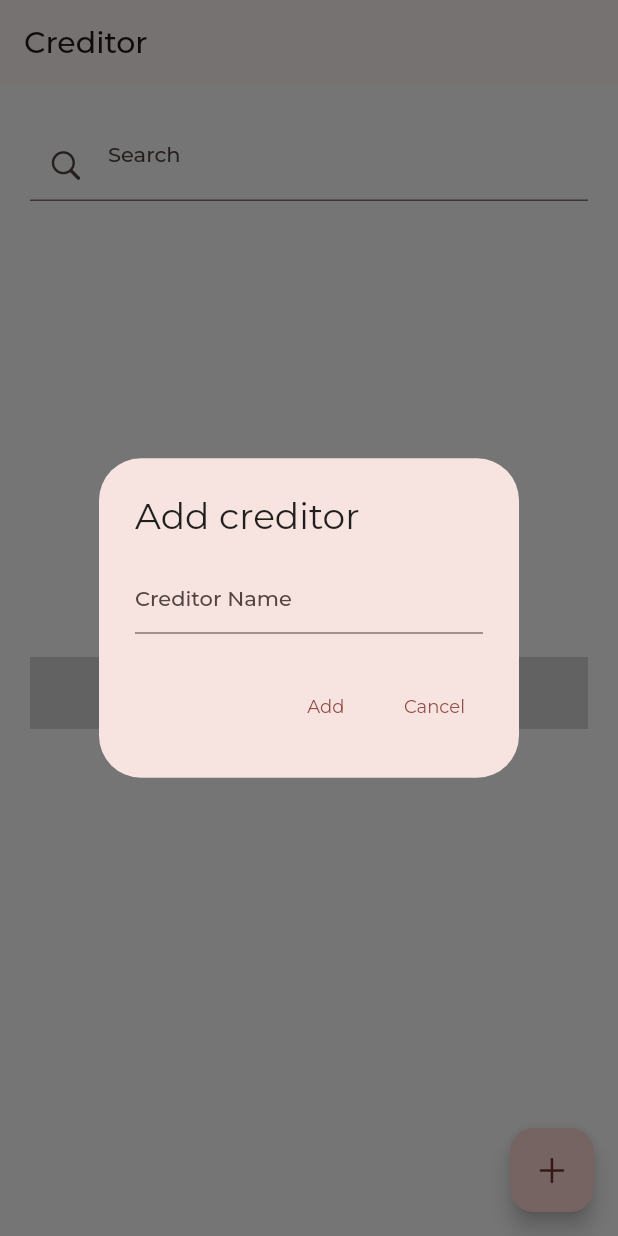
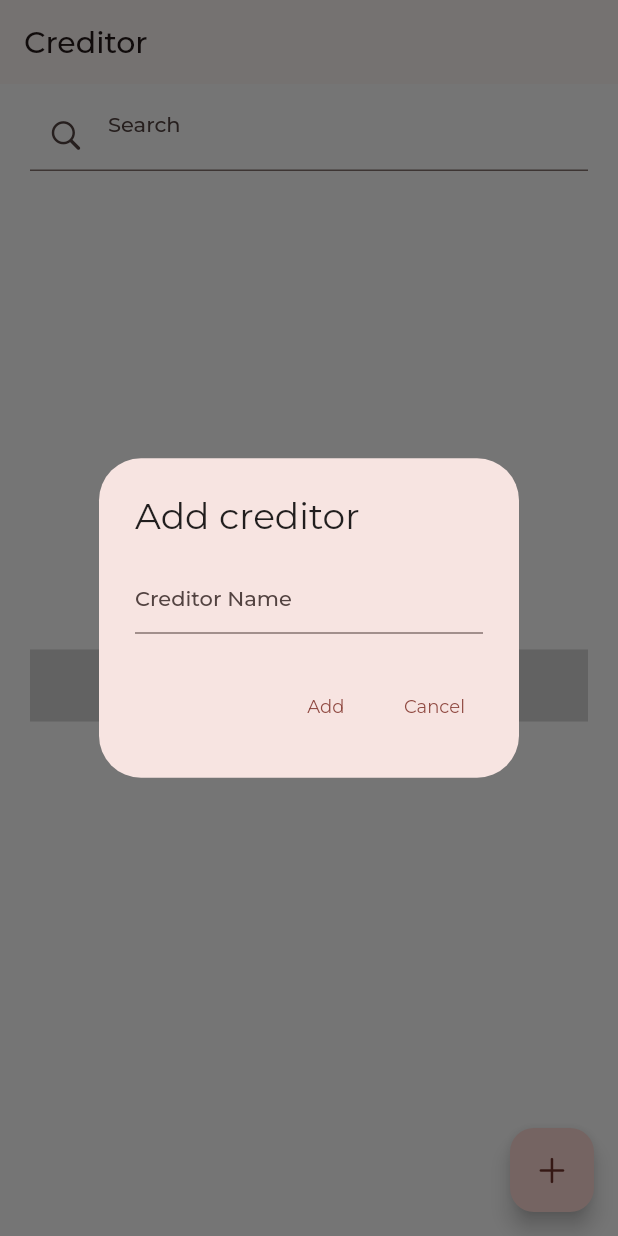
Before and after one commit to bryanjay3210/CreditApp, a Flutter app: the CreditorScreen screen opened by its route, after a tap on an icon or button, on a phone screen of 412 x 824 dp. Run offline on Flutter 3.47's test engine with Material 2 defaults, Android fonts, the phone set to English and light mode, and no system bars; our stand-ins replace bloc, equatable, flutter_bloc, fluttertoast, get_it, go_router and 7 more; accounts and stored records are empty; network calls fail.

Commit message:
Add formatter Helper

```diff
--- a/credit_app/lib/view/creditor/components/creditor_list.dart
+++ b/credit_app/lib/view/creditor/components/creditor_list.dart
@@ -1,4 +1,5 @@
 import 'package:credit_app/helper/creditor.dart';
+import 'package:credit_app/helper/formatter.dart';
 import 'package:credit_app/routes/route_constant.dart';
 import 'package:credit_app/view/creditor/cubit/creditor_cubit.dart';
 import 'package:flutter/cupertino.dart';
@@ -25,8 +26,8 @@ class CreditorList extends StatelessWidget {
               context.pushNamed(RouteConstants.menu);
             },
             leading: const CircleAvatar(child: Icon(CupertinoIcons.person_alt)),
-            subtitle:
-                Text('Balance: ₱ ${state.creditorList[index].totalBalance}'),
+            trailing: Text(Formatter()
+                .formatCurrency(state.creditorList[index].totalBalance)),
             title: Text(state.creditorList[index].fullname),
             // trailing: const Text('Unpaid'),
           );
--- a/credit_app/lib/view/creditor/creditor.dart
+++ b/credit_app/lib/view/creditor/creditor.dart
@@ -36,12 +36,9 @@ class _CreditorScreenState extends State<CreditorScreen> {
         },
         builder: (context, state) {
           return Padding(
-            padding: const EdgeInsets.all(20),
+            padding: const EdgeInsets.symmetric(horizontal: 20, vertical: 10),
             child: Column(
               children: [
-                const SizedBox(
-                  height: 10,
-                ),
                 TextFormField(
                   controller: searchCtrl,
                   decoration: const InputDecoration(
--- a/credit_app/pubspec.yaml
+++ b/credit_app/pubspec.yaml
@@ -49,6 +49,7 @@ dependencies:
   fluttertoast: ^8.2.2
   loading_animation_widget: ^1.2.0+4
   uuid: ^3.0.7
+  intl: ^0.18.1
 
 dev_dependencies:
   flutter_test:
```
Also changed, not shown: credit_app/lib/helper/formatter.dart (added, +12 -0 lines), credit_app/lib/view/credit/components/credit.dart (+5 -2 lines), credit_app/lib/view/credit/components/debit.dart (+5 -2 lines), credit_app/pubspec.lock.
